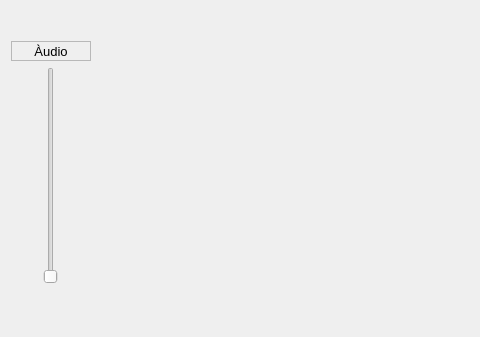
Above: mainwindow.ui from acamara/videoview before the change; both pictures show x 0 to 480 and y 265 to 602 of the 758 by 602 pixel window. Below: the same form after it.
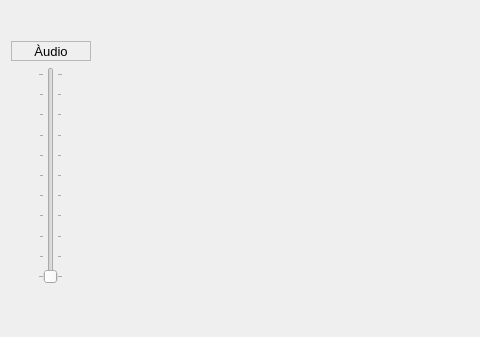
That is the form after the change. Icons and pictures are not drawn.

Commit message: Entrada de text per a la titulació des de interfície.

```diff
--- a/mainwindow.ui
+++ b/mainwindow.ui
@@ -240,6 +240,9 @@
        <layout class="QGridLayout" name="gridLayout_3">
         <item row="0" column="0">
          <widget class="QSlider" name="audioSlider">
+          <property name="styleSheet">
+           <string notr="true"/>
+          </property>
           <property name="maximum">
            <number>10</number>
           </property>
@@ -249,6 +252,9 @@
           <property name="orientation">
            <enum>Qt::Vertical</enum>
           </property>
+          <property name="tickPosition">
+           <enum>QSlider::TicksBothSides</enum>
+          </property>
          </widget>
         </item>
        </layout>
```
Left out of the diff: 3 changed lines with no effect on the pictures. The commit also changes 1 other file.
